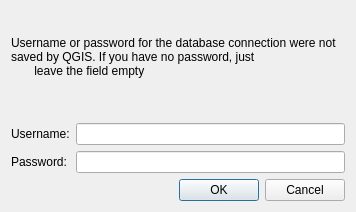
Before: the Qt Designer form Qaava/database_tools/gui/db_tools_ask_credentials_dialog.ui in GispoCoding/qaava-qgis-plugin, drawn with Qt 5.
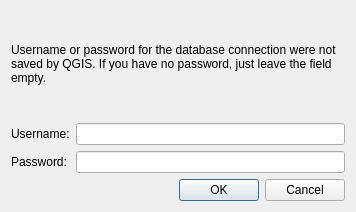
After: the same form once the commit is applied.

Commit message: #11: Add refresh button for db connections and fix typo

Diff of the .ui file:
```diff
--- a/Qaava/database_tools/gui/db_tools_ask_credentials_dialog.ui
+++ b/Qaava/database_tools/gui/db_tools_ask_credentials_dialog.ui
@@ -17,8 +17,8 @@
    <item>
     <widget class="QLabel" name="label_3">
      <property name="text">
-      <string>Username or password for the database connection were not saved by QGIS. If you have no password, just
-       leave the field empty
+      <string>&lt;html&gt;&lt;head/&gt;&lt;body&gt;&lt;p&gt;Username or password for the database connection were not
+       saved by QGIS. If you have no password, just leave the field empty.&lt;/p&gt;&lt;/body&gt;&lt;/html&gt;
       </string>
      </property>
      <property name="wordWrap">
```
The commit also changes 2 other files.
